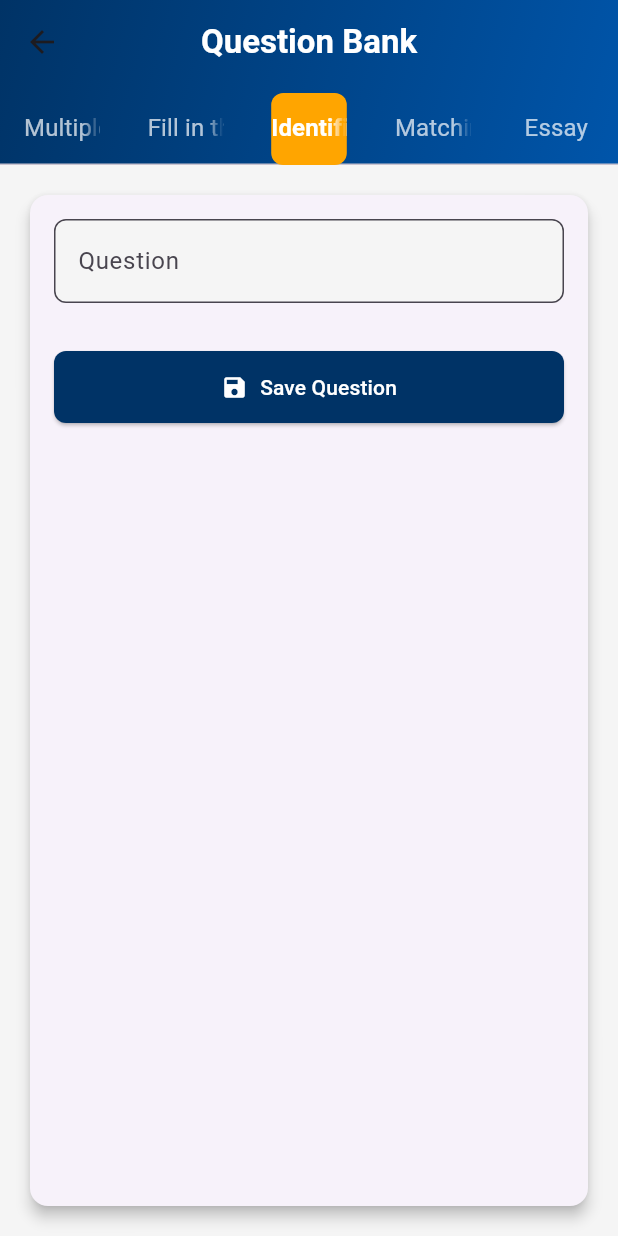
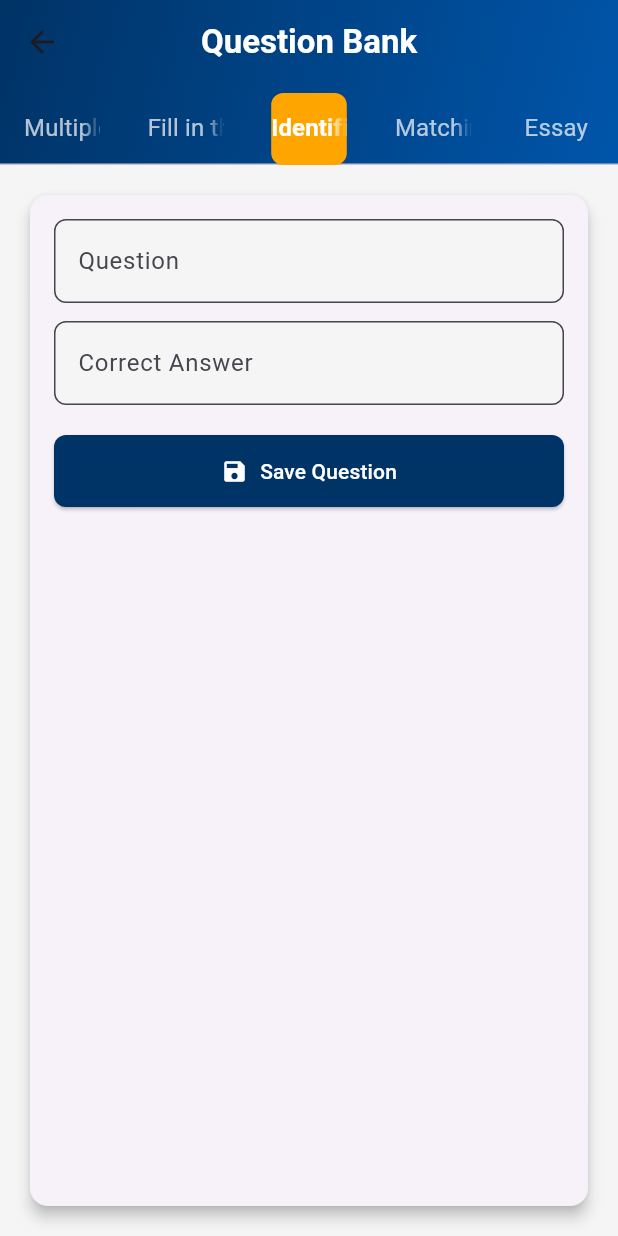
Before and after one commit to ryanfermo/quiz_app, a Flutter app: the CMSPage screen opened directly, tab 3 chosen, on a phone screen of 412 x 824 dp. Run offline on Flutter 3.47's test engine with Material 3 defaults, Android fonts, the phone set to English and light mode, and no system bars; our stand-ins replace cloud_firestore, file_picker, firebase_auth, firebase_core, fluttertoast; missing offline and left inert: dart:html, syncfusion_flutter_pdf, syncfusion_flutter_pdfviewer; accounts and stored records are empty.

Commit message:
Update teacher_cms.dart

```diff
--- a/lib/teacher_cms.dart
+++ b/lib/teacher_cms.dart
@@ -436,6 +436,15 @@ class _QuestionFormState extends State<QuestionForm> {
                 ),
               ],
             ),
+          if (widget.questionType == "Identification")
+  Column(
+    children: [
+      TextField(
+        controller: _answerCtrl,
+        decoration: _inputDecoration("Correct Answer"),
+      ),
+    ],
+  ),
           const SizedBox(height: 20),
           SizedBox(
             width: double.infinity,
```
